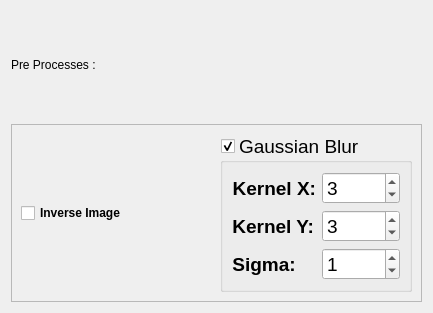
Above: Core/PreProcessGUI.ui from Boazrciasn/RDFramework before the change. Below: the same form after it.
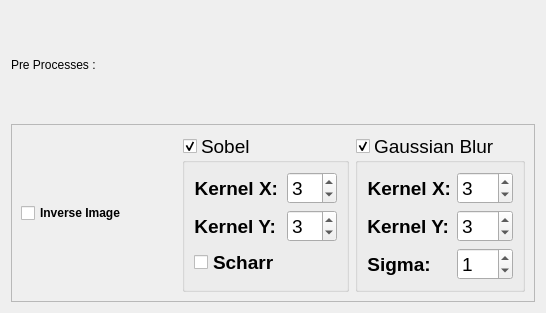
That is the form after the change.

Commit message: sobel preprocess added

What changed in the file:
```diff
--- a/Core/PreProcessGUI.ui
+++ b/Core/PreProcessGUI.ui
@@ -6,14 +6,14 @@
    <rect>
     <x>0</x>
     <y>0</y>
-    <width>433</width>
+    <width>546</width>
     <height>313</height>
    </rect>
   </property>
   <property name="windowTitle">
    <string>Pre Process</string>
   </property>
-  <layout class="QGridLayout" name="gridLayout_main" rowstretch="0,0,0,0,0" columnstretch="0">
+  <layout class="QGridLayout" name="gridLayout_main" rowstretch="0,0" columnstretch="0">
    <property name="sizeConstraint">
     <enum>QLayout::SetMinimumSize</enum>
    </property>
@@ -46,6 +46,111 @@
         </property>
        </widget>
       </item>
+      <item>
+       <widget class="QGroupBox" name="groupBox_Sobel">
+        <property name="font">
+         <font>
+          <pointsize>14</pointsize>
+          <weight>50</weight>
+          <bold>false</bold>
+         </font>
+        </property>
+        <property name="title">
+         <string notr="true">Sobel</string>
+        </property>
+        <property name="checkable">
+         <bool>true</bool>
+        </property>
+        <layout class="QFormLayout" name="formLayout_3">
+         <property name="labelAlignment">
+          <set>Qt::AlignLeading|Qt::AlignLeft|Qt::AlignVCenter</set>
+         </property>
+         <item row="0" column="0">
+          <widget class="QLabel" name="label_KernelX_Sobel">
+           <property name="font">
+            <font>
+             <weight>75</weight>
+             <bold>true</bold>
+            </font>
+           </property>
+           <property name="layoutDirection">
+            <enum>Qt::LeftToRight</enum>
+           </property>
+           <property name="text">
+            <string>Kernel X:</string>
+           </property>
+           <property name="alignment">
+            <set>Qt::AlignRight|Qt::AlignTrailing|Qt::AlignVCenter</set>
+           </property>
+          </widget>
+         </item>
+         <item row="0" column="1">
+          <widget class="QSpinBox" name="spinBox_KernelX_Sobel">
+           <property name="font">
+            <font>
+             <weight>50</weight>
+             <bold>false</bold>
+            </font>
+           </property>
+           <property name="singleStep">
+            <number>2</number>
+           </property>
+           <property name="value">
+            <number>3</number>
+           </property>
+          </widget>
+         </item>
+         <item row="3" column="0">
+          <widget class="QLabel" name="label_KernelY_Sobel">
+           <property name="font">
+            <font>
+             <weight>75</weight>
+             <bold>true</bold>
+            </font>
+           </property>
+           <property name="layoutDirection">
+            <enum>Qt::LeftToRight</enum>
+           </property>
+           <property name="text">
+            <string>Kernel Y:</string>
+           </property>
+           <property name="alignment">
+            <set>Qt::AlignRight|Qt::AlignTrailing|Qt::AlignVCenter</set>
+           </property>
+          </widget>
+         </item>
+         <item row="3" column="1">
+          <widget class="QSpinBox" name="spinBox_KernelY_Sobel">
+           <property name="font">
+            <font>
+             <weight>50</weight>
+             <bold>false</bold>
+            </font>
+           </property>
+           <property name="singleStep">
+            <number>2</number>
+           </property>
+           <property name="value">
+            <number>3</number>
+           </property>
+          </widget>
+         </item>
+         <item row="6" column="0">
+          <widget class="QCheckBox" name="checkBox_Schar">
+           <property name="font">
+            <font>
+             <weight>75</weight>
+             <bold>true</bold>
+            </font>
+           </property>
+           <property name="text">
+            <string>Scharr</string>
+           </property>
+          </widget>
+         </item>
+        </layout>
+       </widget>
+      </item>
       <item>
        <widget class="QGroupBox" name="groupBox_Gaussian_Blur">
         <property name="font">
```
Left out of the diff: 46 changed lines with no effect on the pictures. The commit also changes 2 other files.
